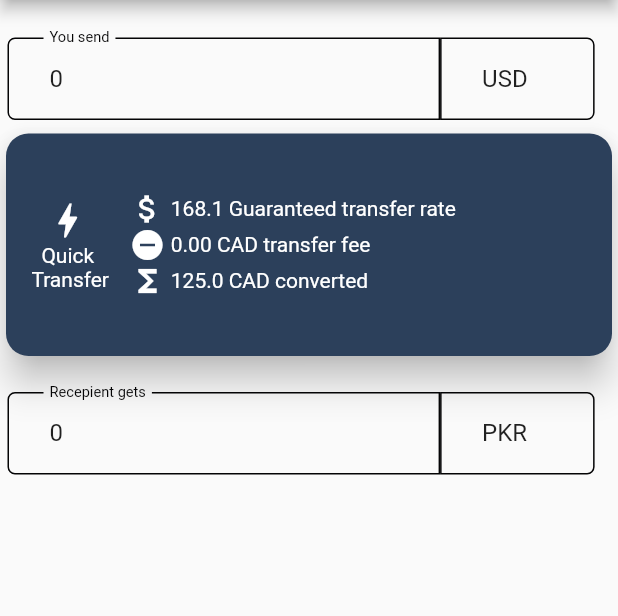
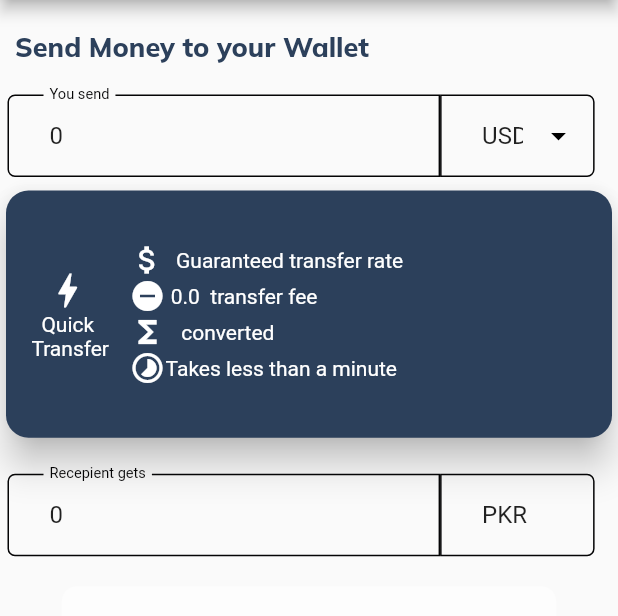
Before and after one commit to hamzakhurshid12/JSBank-Remittance-App, a Flutter app: the screen it shows after launch, on a phone screen of 412 x 824 dp, the part 84-700 px from its top. Run offline on Flutter 3.47's test engine with Material 2 defaults, Android fonts, the light colour scheme and no system bars; our stand-ins replace flutter_svg, get, google_fonts; missing offline and left inert: currency_picker, json_api; network calls fail.

Commit message:
Refactor UI for Transfer Screen

```diff
--- a/lib/app/modules/transfer/controllers/transfer_controller.dart
+++ b/lib/app/modules/transfer/controllers/transfer_controller.dart
@@ -15,6 +15,10 @@ class TransferController extends GetxController {
   TextEditingController receivingCurrencyController = TextEditingController();
   TextEditingController sendingAmountController = TextEditingController();
   TextEditingController receivingAmountController = TextEditingController();
+
+  var currencyTransferRate = "".obs;
+  var currencyTransferFee = "0.0".obs;
+
 
   @override
   void onInit() {
@@ -51,6 +55,10 @@ class TransferController extends GetxController {
           sendingCurrencyController.text, receivingCurrencyController.text,
           double.parse(sendingAmountController.text.toString()));
       receivingAmountController.text = output.toStringAsFixed(2);
+      currencyTransferRate.value = getCurrencyConverted(
+          sendingCurrencyController.text, receivingCurrencyController.text,
+          1.0).toStringAsFixed(2);
+      currencyTransferRate.refresh();
     } else {
       receivingAmountController.text = "0.00";
     }
--- a/lib/app/modules/transfer/views/transfer_view.dart
+++ b/lib/app/modules/transfer/views/transfer_view.dart
@@ -3,11 +3,12 @@ import 'package:flutter/material.dart';
 
 import 'package:get/get.dart';
 import 'package:jsbank_remittance/app/utils/color_helper.dart';
+import 'package:jsbank_remittance/app/utils/widgets/buttons/flat_button_white.dart';
+import 'package:jsbank_remittance/app/utils/widgets/text/title_text.dart';
 
 import '../controllers/transfer_controller.dart';
 
 class TransferView extends GetView<TransferController> {
-
   final TransferController _transferController = Get.put(TransferController());
 
   @override
@@ -24,12 +25,45 @@ class TransferView extends GetView<TransferController> {
           centerTitle: true),
       body: Column(
         children: [
-          Padding(
-            padding: EdgeInsets.only(top:20.0),
+          const Padding(
+            padding: EdgeInsets.only(top: 20.0),
+          ),
+          Row(
+            children: [TitleText(text: "Send Money to your Wallet")],
+          ),
+          const Padding(
+            padding: EdgeInsets.only(top: 10.0),
           ),
           Padding(
             padding: const EdgeInsets.all(5.0),
-            child: Row(
+            child: buildAmountSendRow(context),
+          ),
+          buildTransactionDetailsCard(context),
+          const Padding(
+            padding: EdgeInsets.only(top: 15.0),
+          ),
+          Padding(
+            padding: const EdgeInsets.all(5.0),
+            child: buildAmountReceiveRow(context),
+          ),
+          const Padding(
+            padding: EdgeInsets.only(top: 15.0),
+          ),
+          FlatButtonWhite(
+            onPressed: () {
+              print("button on pressed");
+            },
+            width: MediaQuery.of(context).size.width * 0.8,
+            text: 'Send Money',
+            isEnabled: true,
+          ),
+        ],
+      ),
+    );
+  }
+
+  Row buildAmountSendRow(BuildContext context) {
+    return Row(
             children: [
               SizedBox(
                 width: MediaQuery.of(context).size.width * 0.7,
@@ -37,20 +71,23 @@ class TransferView extends GetView<TransferController> {
                     maxLines: 1,
                     keyboardType: TextInputType.number,
                     controller: _transferController.sendingAmountController,
-                      decoration: InputDecoration(
+                    decoration: const InputDecoration(
                       contentPadding:
                           EdgeInsets.symmetric(horizontal: 28, vertical: 18),
                       focusedBorder: OutlineInputBorder(
-                            borderRadius:
-                            BorderRadius.only(topLeft: Radius.circular(5.0), bottomLeft: Radius.circular(5.0)),
+                          borderRadius: BorderRadius.only(
+                              topLeft: Radius.circular(5.0),
+                              bottomLeft: Radius.circular(5.0)),
                           borderSide: BorderSide(color: ColorHelper.black)),
                       errorBorder: OutlineInputBorder(
-                            borderRadius:
-                            BorderRadius.only(topLeft: Radius.circular(5.0), bottomLeft: Radius.circular(5.0)),
+                          borderRadius: BorderRadius.only(
+                              topLeft: Radius.circular(5.0),
+                              bottomLeft: Radius.circular(5.0)),
                           borderSide: BorderSide(color: Colors.red)),
                       enabledBorder: OutlineInputBorder(
-                            borderRadius:
-                                BorderRadius.only(topLeft: Radius.circular(5.0), bottomLeft: Radius.circular(5.0)),
+                          borderRadius: BorderRadius.only(
+                              topLeft: Radius.circular(5.0),
+                              bottomLeft: Radius.circular(5.0)),
                           borderSide: BorderSide(color: ColorHelper.black)),
                       hintStyle: TextStyle(
                           color: ColorHelper.black,
@@ -74,28 +111,33 @@ class TransferView extends GetView<TransferController> {
                         showCurrencyCode: true,
                         onSelect: (Currency currency) {
                           print('Select currency: ${currency.name}');
-                              _transferController.sendingCurrencyController.text = currency.code;
+                          _transferController.sendingCurrencyController.text =
+                              currency.code;
+                          _transferController
+                              .updateCurrencyConvertedAmounts();
                         },
                       );
-                        _transferController.updateCurrencyConvertedAmounts();
                     },
                     readOnly: true,
                     maxLines: 1,
                     controller: _transferController.sendingCurrencyController,
-                      decoration: InputDecoration(
-                        contentPadding:
-                            EdgeInsets.symmetric(horizontal: 28, vertical: 18),
+                    decoration: const InputDecoration(
+                        contentPadding: EdgeInsets.symmetric(
+                            horizontal: 28, vertical: 18),
                         focusedBorder: OutlineInputBorder(
-                            borderRadius:
-                            BorderRadius.only(topRight: Radius.circular(5.0), bottomRight: Radius.circular(5.0)),
+                            borderRadius: BorderRadius.only(
+                                topRight: Radius.circular(5.0),
+                                bottomRight: Radius.circular(5.0)),
                             borderSide: BorderSide(color: ColorHelper.black)),
                         errorBorder: OutlineInputBorder(
-                            borderRadius:
-                            BorderRadius.only(topRight: Radius.circular(5.0), bottomRight: Radius.circular(5.0)),
+                            borderRadius: BorderRadius.only(
+                                topRight: Radius.circular(5.0),
+                                bottomRight: Radius.circular(5.0)),
                             borderSide: BorderSide(color: Colors.red)),
                         enabledBorder: OutlineInputBorder(
-                            borderRadius:
-                            BorderRadius.only(topRight: Radius.circular(5.0), bottomRight: Radius.circular(5.0)),
+                            borderRadius: BorderRadius.only(
+                                topRight: Radius.circular(5.0),
+                                bottomRight: Radius.circular(5.0)),
                             borderSide: BorderSide(color: ColorHelper.black)),
                         hintStyle: TextStyle(
                             color: ColorHelper.black,
@@ -105,70 +147,15 @@ class TransferView extends GetView<TransferController> {
                             color: ColorHelper.black,
                             fontFamily: "Roboto",
                             fontSize: 11),
-                      )),
+                        suffixIcon: Icon(Icons.arrow_drop_down,
+                            color: Colors.black))),
               ),
             ],
-            ),
-          ),
+          );
+  }
 
-          //////////////////////////////Details Card//////////////////////////////////////
-          Card(
-            shape: RoundedRectangleBorder(
-              borderRadius: BorderRadius.circular(15.0),
-            ),
-            color: ColorHelper.navyBlue2,
-            elevation: 10,
-            child: SizedBox(
-              height: MediaQuery.of(context).size.height*0.18,
-              child: Row(
-                mainAxisSize: MainAxisSize.max,
-                children: <Widget>[
-                  SizedBox(
-                    width: MediaQuery.of(context).size.width * 0.2,
-                    child: Column(
-                      mainAxisAlignment: MainAxisAlignment.center,
-                      children: [
-                        Icon(Icons.bolt, size: 30, color: Colors.white,),
-                        Text('Quick\n Transfer', textAlign: TextAlign.center, style: TextStyle(color: Colors.white),),
-                      ],
-                    ),
-                  ),
-
-                  SizedBox(
-                    width: MediaQuery.of(context).size.width * 0.6,
-                    child: Column(
-                      mainAxisAlignment: MainAxisAlignment.center,
-                      children: [
-                        Row(children: [
-                          Icon(Icons.attach_money, color: Colors.white,),
-                          Text(' 168.1 Guaranteed transfer rate', style: TextStyle(color: Colors.white),),
-                        ],),
-                        Row(children: [
-                          Icon(Icons.remove_circle, color: Colors.white,),
-                          Text(' 0.00 CAD transfer fee', style: TextStyle(color: Colors.white),),
-                        ],),
-                        Row(children: [
-                          Icon(Icons.functions, color: Colors.white,),
-                          Text(' 125.0 CAD converted', style: TextStyle(color: Colors.white),),
-                        ],),
-                      ],
-                    ),
-                  ),
-                  /*const ListTile(
-                  leading: Icon(Icons.bolt, size: 30),
-                  title: Text('Sonu Nigam', style: TextStyle(color: Colors.white),),
-                  subtitle: Text('Best of Sonu Nigam Song', style: TextStyle(color: Colors.white)),
-                ),*/
-                ],
-              ),
-            ),
-          ),
-
-          //////////////////////////////////////////They receive////////////////////////////////////////
-          Padding(padding: EdgeInsets.only(top:15.0),),
-          Padding(
-            padding: const EdgeInsets.all(5.0),
-            child: Row(
+  Row buildAmountReceiveRow(BuildContext context) {
+    return Row(
             children: [
               SizedBox(
                 width: MediaQuery.of(context).size.width * 0.7,
@@ -176,20 +163,23 @@ class TransferView extends GetView<TransferController> {
                     maxLines: 1,
                     readOnly: true,
                     controller: _transferController.receivingAmountController,
-                      decoration: InputDecoration(
+                    decoration: const InputDecoration(
                       contentPadding:
                           EdgeInsets.symmetric(horizontal: 28, vertical: 18),
                       focusedBorder: OutlineInputBorder(
-                            borderRadius:
-                            BorderRadius.only(topLeft: Radius.circular(5.0), bottomLeft: Radius.circular(5.0)),
+                          borderRadius: BorderRadius.only(
+                              topLeft: Radius.circular(5.0),
+                              bottomLeft: Radius.circular(5.0)),
                           borderSide: BorderSide(color: ColorHelper.black)),
                       errorBorder: OutlineInputBorder(
-                            borderRadius:
-                            BorderRadius.only(topLeft: Radius.circular(5.0), bottomLeft: Radius.circular(5.0)),
+                          borderRadius: BorderRadius.only(
+                              topLeft: Radius.circular(5.0),
+                              bottomLeft: Radius.circular(5.0)),
                           borderSide: BorderSide(color: Colors.red)),
                       enabledBorder: OutlineInputBorder(
-                            borderRadius:
-                            BorderRadius.only(topLeft: Radius.circular(5.0), bottomLeft: Radius.circular(5.0)),
+                          borderRadius: BorderRadius.only(
+                              topLeft: Radius.circular(5.0),
+                              bottomLeft: Radius.circular(5.0)),
                           borderSide: BorderSide(color: ColorHelper.black)),
                       hintStyle: TextStyle(
                           color: ColorHelper.black,
@@ -207,21 +197,25 @@ class TransferView extends GetView<TransferController> {
                 child: TextFormField(
                     readOnly: true,
                     maxLines: 1,
-                      controller: _transferController.receivingCurrencyController,
-                      decoration: InputDecoration(
+                    controller:
+                        _transferController.receivingCurrencyController,
+                    decoration: const InputDecoration(
                       contentPadding:
                           EdgeInsets.symmetric(horizontal: 28, vertical: 18),
                       focusedBorder: OutlineInputBorder(
-                            borderRadius:
-                            BorderRadius.only(topRight: Radius.circular(5.0), bottomRight: Radius.circular(5.0)),
+                          borderRadius: BorderRadius.only(
+                              topRight: Radius.circular(5.0),
+                              bottomRight: Radius.circular(5.0)),
                           borderSide: BorderSide(color: ColorHelper.black)),
                       errorBorder: OutlineInputBorder(
-                            borderRadius:
-                            BorderRadius.only(topRight: Radius.circular(5.0), bottomRight: Radius.circular(5.0)),
+                          borderRadius: BorderRadius.only(
+                              topRight: Radius.circular(5.0),
+                              bottomRight: Radius.circular(5.0)),
                           borderSide: BorderSide(color: Colors.red)),
                       enabledBorder: OutlineInputBorder(
-                            borderRadius:
-                            BorderRadius.only(topRight: Radius.circular(5.0), bottomRight: Radius.circular(5.0)),
+                          borderRadius: BorderRadius.only(
+                              topRight: Radius.circular(5.0),
+                              bottomRight: Radius.circular(5.0)),
                           borderSide: BorderSide(color: ColorHelper.black)),
                       hintStyle: TextStyle(
                           color: ColorHelper.black,
@@ -234,10 +228,113 @@ class TransferView extends GetView<TransferController> {
                     )),
               ),
             ],
+          );
+  }
+
+  Card buildTransactionDetailsCard(BuildContext context) {
+    return Card(
+          shape: RoundedRectangleBorder(
+            borderRadius: BorderRadius.circular(15.0),
+          ),
+          color: ColorHelper.navyBlue2,
+          elevation: 10,
+          child: SizedBox(
+            height: MediaQuery.of(context).size.height * 0.2,
+            child: Row(
+              mainAxisSize: MainAxisSize.max,
+              children: <Widget>[
+                SizedBox(
+                  width: MediaQuery.of(context).size.width * 0.2,
+                  child: Column(
+                    mainAxisAlignment: MainAxisAlignment.center,
+                    children: const [
+                      Icon(
+                        Icons.bolt,
+                        size: 30,
+                        color: Colors.white,
+                      ),
+                      Text(
+                        'Quick\n Transfer',
+                        textAlign: TextAlign.center,
+                        style: TextStyle(color: Colors.white),
+                      ),
+                    ],
+                  ),
+                ),
+                SizedBox(
+                  width: MediaQuery.of(context).size.width * 0.6,
+                  child: Column(
+                    mainAxisAlignment: MainAxisAlignment.center,
+                    children: [
+                      Row(
+                        children: [
+                          const Icon(
+                            Icons.attach_money,
+                            color: Colors.white,
+                          ),
+                          Obx(() => Text(
+                                ' ' +
+                                    _transferController
+                                        .currencyTransferRate.value +
+                                    ' Guaranteed transfer rate',
+                                style: const TextStyle(color: Colors.white),
+                              )),
+                        ],
+                      ),
+                      Row(
+                        children: [
+                          const Icon(
+                            Icons.remove_circle,
+                            color: Colors.white,
+                          ),
+                          Text(
+                            ' ' +
+                                _transferController
+                                    .currencyTransferFee.value +
+                                ' ' +
+                                _transferController
+                                    .sendingCurrencyController.text +
+                                ' transfer fee',
+                            style: TextStyle(color: Colors.white),
+                          ),
+                        ],
+                      ),
+                      Row(
+                        children: [
+                          const Icon(
+                            Icons.functions,
+                            color: Colors.white,
+                          ),
+                          Text(
+                            ' ' +
+                                _transferController
+                                    .sendingAmountController.text +
+                                ' ' +
+                                _transferController
+                                    .sendingCurrencyController.text +
+                                ' converted',
+                            style: TextStyle(color: Colors.white),
+                          ),
+                        ],
+                      ),
+                      Row(
+                        children: const [
+                          Icon(
+                            Icons.timelapse,
+                            color: Colors.white,
+                          ),
+                          Text(
+                            'Takes less than a minute',
+                            style: TextStyle(color: Colors.white),
+                          ),
+                        ],
+                      ),
+                    ],
                   ),
                 ),
               ],
             ),
+          ),
         );
   }
 }
```
Lines whose indentation alone changed are shown as unchanged.
